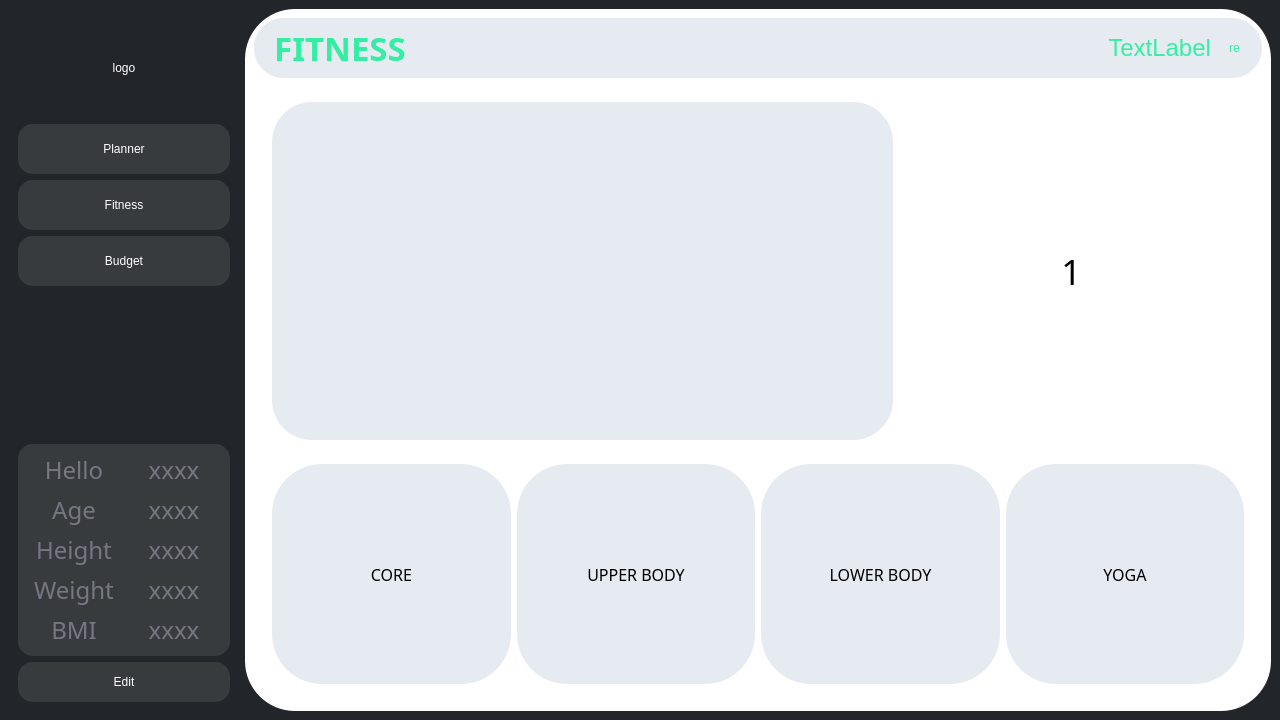
The window that K/fitness.ui (burr1to/kaizen) describes before a commit, drawn with Qt 5.
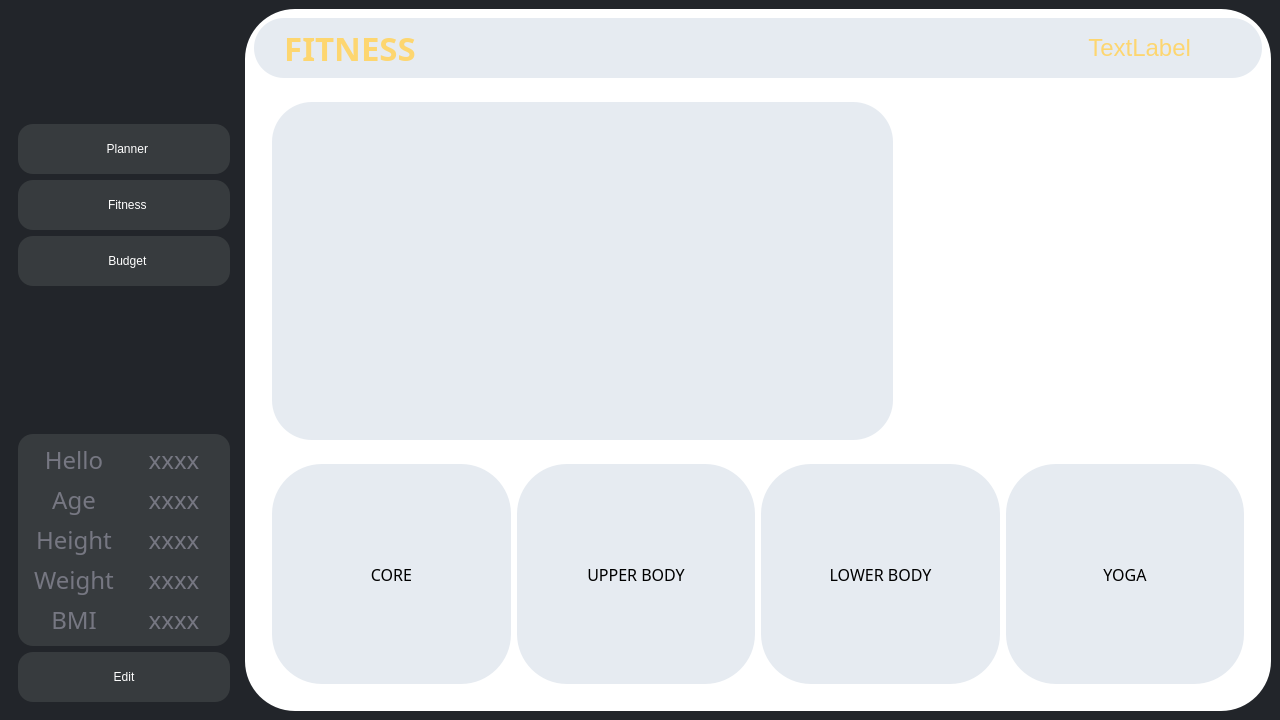
The same window after the commit. Icons and pictures are not drawn.

Commit message: UI complete/ few image changes need to be done

Diff of the .ui file:
```diff
--- a/K/fitness.ui
+++ b/K/fitness.ui
@@ -70,7 +70,17 @@
           <string notr="true"/>
          </property>
          <property name="text">
-          <string>logo</string>
+          <string/>
+         </property>
+         <property name="icon">
+          <iconset resource="img.qrc">
+           <normaloff>:/img sr/kaizen.png</normaloff>:/img sr/kaizen.png</iconset>
+         </property>
+         <property name="iconSize">
+          <size>
+           <width>200</width>
+           <height>100</height>
+          </size>
          </property>
         </widget>
        </item>
@@ -93,7 +103,17 @@
 color: #22252a;}</string>
          </property>
          <property name="text">
-          <string>Planner</string>
+          <string>  Planner</string>
+         </property>
+         <property name="icon">
+          <iconset resource="img.qrc">
+           <normaloff>:/img sr/Planner.png</normaloff>:/img sr/Planner.png</iconset>
+         </property>
+         <property name="iconSize">
+          <size>
+           <width>35</width>
+           <height>35</height>
+          </size>
          </property>
         </widget>
        </item>
@@ -116,7 +136,17 @@
 color: #22252a;}</string>
          </property>
          <property name="text">
-          <string>Fitness</string>
+          <string>  Fitness</string>
+         </property>
+         <property name="icon">
+          <iconset resource="img.qrc">
+           <normaloff>:/img sr/fitness.png</normaloff>:/img sr/fitness.png</iconset>
+         </property>
+         <property name="iconSize">
+          <size>
+           <width>35</width>
+           <height>35</height>
+          </size>
          </property>
         </widget>
        </item>
@@ -139,7 +169,17 @@
 color: #22252a;}</string>
          </property>
          <property name="text">
-          <string>Budget</string>
+          <string>  Budget</string>
+         </property>
+         <property name="icon">
+          <iconset resource="img.qrc">
+           <normaloff>:/img sr/budget.png</normaloff>:/img sr/budget.png</iconset>
+         </property>
+         <property name="iconSize">
+          <size>
+           <width>35</width>
+           <height>35</height>
+          </size>
          </property>
         </widget>
        </item>
@@ -413,7 +453,7 @@
          <property name="minimumSize">
           <size>
            <width>0</width>
-           <height>40</height>
+           <height>50</height>
           </size>
          </property>
          <property name="styleSheet">
@@ -429,6 +469,12 @@
          <property name="text">
           <string>Edit</string>
          </property>
+         <property name="iconSize">
+          <size>
+           <width>20</width>
+           <height>40</height>
+          </size>
+         </property>
         </widget>
        </item>
       </layout>
@@ -465,7 +511,7 @@
           <string notr="true">background-color:#e6ebf1;
 font: 700 25pt &quot;FONTSPRING DEMO - Pontiac Black&quot;;
 border-radius:30px;
-color: #34efa3;</string>
+color: #fdd670;</string>
          </property>
          <property name="frameShape">
           <enum>QFrame::StyledPanel</enum>
@@ -478,13 +524,13 @@
            <number>0</number>
           </property>
           <property name="leftMargin">
-           <number>0</number>
+           <number>30</number>
           </property>
           <property name="topMargin">
            <number>0</number>
           </property>
           <property name="rightMargin">
-           <number>0</number>
+           <number>20</number>
           </property>
           <property name="bottomMargin">
            <number>0</number>
@@ -506,7 +552,7 @@
              </font>
             </property>
             <property name="styleSheet">
-             <string notr="true">padding-left:20px;</string>
+             <string notr="true"/>
             </property>
             <property name="text">
              <string>FITNESS</string>
@@ -553,12 +599,23 @@
             </property>
             <property name="styleSheet">
              <string notr="true">#refresh{
-border radius:40px;
-margin-right:20px
-}</string>
+border:0 px;
+border-radius:25px;}
+#refresh:hover{
+background-color:#ffffff;}</string>
             </property>
             <property name="text">
-             <string>re</string>
+             <string/>
+            </property>
+            <property name="icon">
+             <iconset resource="img.qrc">
+              <normaloff>:/img sr/refresh.png</normaloff>:/img sr/refresh.png</iconset>
+            </property>
+            <property name="iconSize">
+             <size>
+              <width>40</width>
+              <height>40</height>
+             </size>
             </property>
            </widget>
           </item>
@@ -613,35 +670,16 @@
              </item>
              <item>
               <widget class="QFrame" name="frame_7">
+               <property name="styleSheet">
+                <string notr="true">#frame_7{border-image:url(:/img sr/fit_top.png);}</string>
+               </property>
                <property name="frameShape">
                 <enum>QFrame::StyledPanel</enum>
                </property>
                <property name="frameShadow">
                 <enum>QFrame::Raised</enum>
                </property>
-               <layout class="QHBoxLayout" name="horizontalLayout_6">
-                <item>
-                 <widget class="QLabel" name="label_3">
-                  <property name="font">
-                   <font>
-                    <family>Foco</family>
-                    <pointsize>-1</pointsize>
-                    <italic>false</italic>
-                    <bold>false</bold>
-                   </font>
-                  </property>
-                  <property name="styleSheet">
-                   <string notr="true">font:35px;</string>
-                  </property>
-                  <property name="text">
-                   <string>1</string>
-                  </property>
-                  <property name="alignment">
-                   <set>Qt::AlignCenter</set>
-                  </property>
-                 </widget>
-                </item>
-               </layout>
+               <layout class="QHBoxLayout" name="horizontalLayout_6"/>
               </widget>
              </item>
             </layout>
```
Left out of the diff: 8 changed lines with no effect on the pictures. The commit also changes 14 other files.
